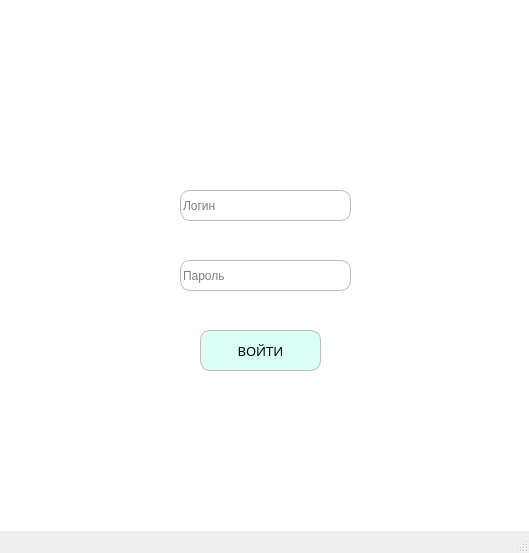
Erneskaa/messenger, file messenger/auth/auth.ui: the form before one commit.
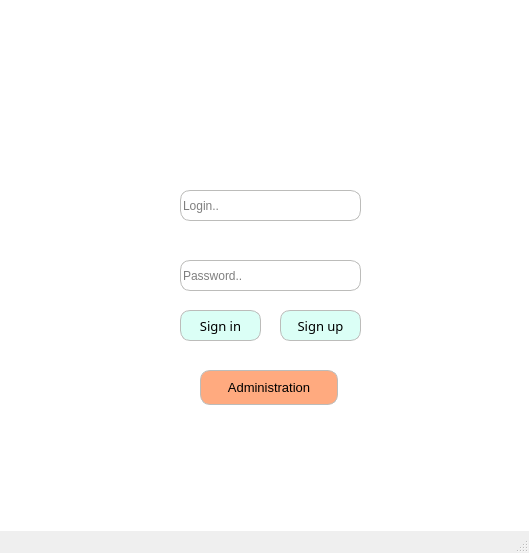
The form after the commit.

Commit message: upd: Добавлены/обновлены .ui файлы

What changed in the file:
```diff
--- a/messenger/auth/auth.ui
+++ b/messenger/auth/auth.ui
@@ -27,7 +27,7 @@
      <rect>
       <x>180</x>
       <y>190</y>
-      <width>171</width>
+      <width>181</width>
       <height>31</height>
      </rect>
     </property>
@@ -41,7 +41,7 @@
      <string/>
     </property>
     <property name="placeholderText">
-     <string>Логин</string>
+     <string>Login..</string>
     </property>
    </widget>
    <widget class="QLineEdit" name="password">
@@ -49,7 +49,7 @@
      <rect>
       <x>180</x>
       <y>260</y>
-      <width>171</width>
+      <width>181</width>
       <height>31</height>
      </rect>
     </property>
@@ -60,16 +60,16 @@
 }</string>
     </property>
     <property name="placeholderText">
-     <string>Пароль</string>
+     <string>Password..</string>
     </property>
    </widget>
    <widget class="QPushButton" name="pushButton">
     <property name="geometry">
      <rect>
-      <x>200</x>
-      <y>330</y>
-      <width>121</width>
-      <height>41</height>
+      <x>180</x>
+      <y>310</y>
+      <width>81</width>
+      <height>31</height>
      </rect>
     </property>
     <property name="sizeIncrement">
@@ -92,7 +92,7 @@
 }</string>
     </property>
     <property name="text">
-     <string>ВОЙТИ</string>
+     <string>Sign in</string>
     </property>
     <property name="checkable">
      <bool>false</bool>
@@ -101,6 +101,58 @@
      <number>300</number>
     </property>
    </widget>
+   <widget class="QPushButton" name="admin">
+    <property name="geometry">
+     <rect>
+      <x>200</x>
+      <y>370</y>
+      <width>138</width>
+      <height>35</height>
+     </rect>
+    </property>
+    <property name="font">
+     <font>
+      <pointsize>10</pointsize>
+     </font>
+    </property>
+    <property name="styleSheet">
+     <string notr="true">QPushButton{
+border: 1px solid rgb(188, 188, 186);
+border-radius: 10px;
+background-color: rgb(255, 170, 127)
+}</string>
+    </property>
+    <property name="text">
+     <string>Administration</string>
+    </property>
+   </widget>
+   <widget class="QPushButton" name="sign_up">
+    <property name="geometry">
+     <rect>
+      <x>280</x>
+      <y>310</y>
+      <width>81</width>
+      <height>31</height>
+     </rect>
+    </property>
+    <property name="font">
+     <font>
+      <family>Arial Unicode MS</family>
+      <pointsize>10</pointsize>
+     </font>
+    </property>
+    <property name="styleSheet">
+     <string notr="true">QPushButton{
+border: 1px solid rgb(188, 188, 186);
+border-radius: 10px;
+background-color: rgb(219, 255, 246)
+}
+</string>
+    </property>
+    <property name="text">
+     <string>Sign up</string>
+    </property>
+   </widget>
    <zorder>password</zorder>
    <zorder>pushButton</zorder>
    <zorder>login</zorder>
```
Left out of the diff: 8 changed lines with no effect on the pictures. The commit also changes 2 other files.
